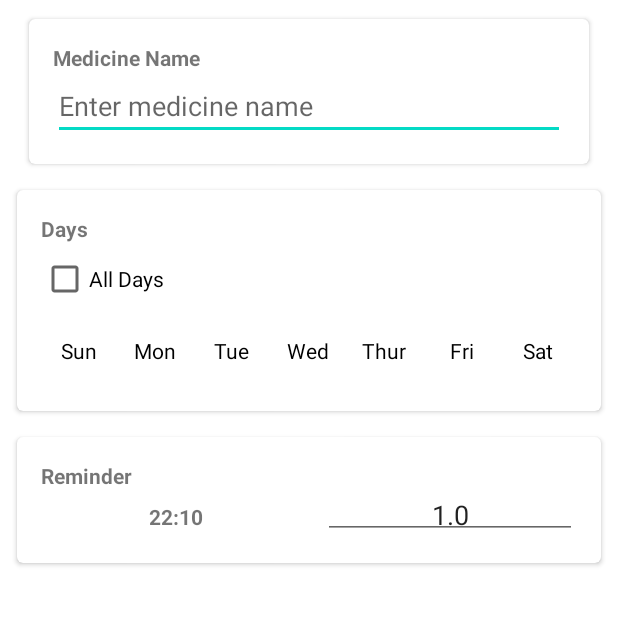
After one commit to abhijith21059/MobileComputingProject, an Android app: the AddMedFragment screen opened directly, with no data from a screen before it, on a phone screen of 412 x 824 dp, the top half of it. The commit adds this screen. Run offline under Robolectric (Android 15) with nearby library versions, the phone set to English and light mode, and no system bars; Roboto replaces fonts that are not available here.

Commit message:
layout of med reminder done

```diff
--- /dev/null
+++ b/app/src/main/java/com/example/mc_project/AddMedFragment.java
@@ -0,0 +1,42 @@
+package com.example.mc_project;
+
+import android.os.Bundle;
+
+import androidx.fragment.app.Fragment;
+
+import android.view.LayoutInflater;
+import android.view.View;
+import android.view.ViewGroup;
+
+
+public class AddMedFragment extends Fragment {
+
+
+
+    public AddMedFragment() {
+        // Required empty public constructor
+    }
+
+
+    public static AddMedFragment newInstance(String param1, String param2) {
+        AddMedFragment fragment = new AddMedFragment();
+        Bundle args = new Bundle();
+
+
+        return fragment;
+    }
+
+    @Override
+    public void onCreate(Bundle savedInstanceState) {
+        super.onCreate(savedInstanceState);
+
+
+    }
+
+    @Override
+    public View onCreateView(LayoutInflater inflater, ViewGroup container,
+                             Bundle savedInstanceState) {
+        // Inflate the layout for this fragment
+        return inflater.inflate(R.layout.fragment_add_med, container, false);
+    }
+}
--- a/app/src/main/java/com/example/mc_project/ReminderActivity.java
+++ b/app/src/main/java/com/example/mc_project/ReminderActivity.java
@@ -1,6 +1,8 @@
 package com.example.mc_project;
 
 import androidx.appcompat.app.AppCompatActivity;
+import androidx.fragment.app.Fragment;
+import androidx.fragment.app.FragmentManager;
 
 import android.os.Bundle;
 import android.widget.TextView;
@@ -11,7 +13,19 @@ public class ReminderActivity extends AppCompatActivity {
     protected void onCreate(Bundle savedInstanceState) {
         super.onCreate(savedInstanceState);
         setContentView(R.layout.activity_reminder);
-        TextView hello = findViewById(R.id.tvReminder);
-        hello.setText("IN REMINDER");
+        //TextView hello = findViewById(R.id.tvReminder);
+        //hello.setText("IN REMINDER");
+
+        //AddMedFragment addMedicineFragment = (AddMedFragment) getSupportFragmentManager();
+        FragmentManager fm = getSupportFragmentManager();
+        Fragment addMedicineFragment = fm.findFragmentById(R.id.fragment_container);
+        //findFragmentById(R.id.fragment_container);
+        if (addMedicineFragment == null) {
+            addMedicineFragment = new AddMedFragment();
+            fm.beginTransaction()
+                    .add(R.id.fragment_container, addMedicineFragment)
+                    .commit();
+        }
+
     }
 }
--- a/app/src/main/res/layout/activity_reminder.xml
+++ b/app/src/main/res/layout/activity_reminder.xml
@@ -1,18 +1,10 @@
 <?xml version="1.0" encoding="utf-8"?>
-<androidx.constraintlayout.widget.ConstraintLayout xmlns:android="http://schemas.android.com/apk/res/android"
-    xmlns:app="http://schemas.android.com/apk/res-auto"
+<FrameLayout xmlns:android="http://schemas.android.com/apk/res/android"
     xmlns:tools="http://schemas.android.com/tools"
     android:layout_width="match_parent"
     android:layout_height="match_parent"
+    android:id="@+id/fragment_container"
     tools:context=".ReminderActivity">
 
-    <TextView
-        android:id="@+id/tvReminder"
-        android:layout_width="wrap_content"
-        android:layout_height="wrap_content"
-        android:text="TextView"
-        app:layout_constraintBottom_toBottomOf="parent"
-        app:layout_constraintEnd_toEndOf="parent"
-        app:layout_constraintStart_toStartOf="parent"
-        app:layout_constraintTop_toTopOf="parent" />
-</androidx.constraintlayout.widget.ConstraintLayout>
+
+</FrameLayout>
--- /dev/null
+++ b/app/src/main/res/layout/fragment_add_med.xml
@@ -0,0 +1,218 @@
+<?xml version="1.0" encoding="utf-8"?>
+<ScrollView xmlns:android="http://schemas.android.com/apk/res/android"
+    xmlns:app="http://schemas.android.com/apk/res-auto"
+    android:layout_width="match_parent"
+    android:layout_height="match_parent"
+    xmlns:tools="http://schemas.android.com/tools"
+    android:orientation="vertical">
+
+    <androidx.constraintlayout.widget.ConstraintLayout
+        android:layout_width="match_parent"
+        android:layout_height="wrap_content"
+        android:layout_margin="8dp"
+        android:orientation="vertical">
+
+<!--        medicine name-->
+        <androidx.cardview.widget.CardView
+            android:layout_width="match_parent"
+            android:layout_height="wrap_content"
+            android:layout_marginStart="8dp"
+            android:layout_marginEnd="8dp"
+            app:cardCornerRadius="4dp"
+            android:id="@+id/mednameCV"
+            app:cardElevation="2dp"
+            app:cardUseCompatPadding="true"
+            app:contentPadding="16dp"
+            app:layout_constraintEnd_toEndOf="parent"
+            app:layout_constraintStart_toStartOf="parent"
+            app:layout_constraintTop_toTopOf="parent">
+
+            <LinearLayout
+                android:layout_width="match_parent"
+                android:layout_height="wrap_content"
+                android:orientation="vertical">
+
+                <TextView
+                    android:layout_width="match_parent"
+                    android:layout_height="wrap_content"
+                    android:text="Medicine Name"
+                    android:textStyle="bold"/>
+
+                <EditText
+                    android:id="@+id/edit_med_name"
+                    android:layout_width="match_parent"
+                    android:layout_height="wrap_content"
+                    android:hint="@string/hint_enter_med_name" />
+
+            </LinearLayout>
+        </androidx.cardview.widget.CardView>
+
+<!--        days-->
+        <androidx.cardview.widget.CardView
+            android:layout_width="match_parent"
+            android:layout_height="wrap_content"
+            android:layout_marginTop="8dp"
+            android:id="@+id/days_CV"
+            app:layout_constraintTop_toBottomOf="@+id/mednameCV"
+            app:layout_constraintLeft_toLeftOf="parent"
+            app:layout_constraintRight_toRightOf="parent"
+            app:cardCornerRadius="4dp"
+            app:cardElevation="2dp"
+            app:cardUseCompatPadding="true"
+            app:contentPadding="16dp">
+
+            <LinearLayout
+                android:layout_width="match_parent"
+                android:layout_height="match_parent"
+                android:orientation="vertical">
+
+                <TextView
+                    android:layout_width="match_parent"
+                    android:layout_height="wrap_content"
+                    android:text="Days"
+                    android:textStyle="bold"/>
+
+
+                <androidx.appcompat.widget.AppCompatCheckBox
+                    android:id="@+id/every_day"
+                    android:layout_width="wrap_content"
+                    android:layout_height="wrap_content"
+                    android:text="All Days" />
+
+                <LinearLayout
+                    android:id="@+id/checkbox_layout"
+                    android:layout_width="match_parent"
+                    android:layout_height="wrap_content"
+                    android:orientation="horizontal"
+                    android:weightSum="7">
+
+                    <CheckBox
+                        android:id="@+id/dv_sunday"
+                        android:layout_width="40dp"
+                        android:layout_height="40dp"
+                        android:layout_margin="4dp"
+                        android:layout_weight="1"
+                        android:button="@null"
+                        android:gravity="center"
+                        android:text="Sun" />
+
+                    <CheckBox
+                        android:id="@+id/dv_monday"
+                        android:layout_width="40dp"
+                        android:layout_height="40dp"
+                        android:layout_margin="4dp"
+                        android:layout_weight="1"
+                        android:button="@null"
+                        android:gravity="center"
+                        android:text="Mon" />
+
+
+                    <CheckBox
+                        android:id="@+id/dv_tuesday"
+                        android:layout_width="40dp"
+                        android:layout_height="40dp"
+                        android:layout_margin="4dp"
+                        android:layout_weight="1"
+                        android:button="@null"
+                        android:gravity="center"
+                        android:text="Tue" />
+
+                    <CheckBox
+                        android:id="@+id/dv_wednesday"
+                        android:layout_width="40dp"
+                        android:layout_height="40dp"
+                        android:layout_margin="4dp"
+                        android:layout_weight="1"
+                        android:button="@null"
+                        android:gravity="center"
+                        android:text="Wed" />
+
+                    <CheckBox
+                        android:id="@+id/dv_thursday"
+                        android:layout_width="40dp"
+                        android:layout_height="40dp"
+                        android:layout_margin="4dp"
+                        android:layout_weight="1"
+                        android:button="@null"
+                        android:gravity="center"
+                        android:text="Thur" />
+
+                    <CheckBox
+                        android:id="@+id/dv_friday"
+                        android:layout_width="40dp"
+                        android:layout_height="40dp"
+                        android:layout_margin="4dp"
+                        android:layout_weight="1"
+                        android:button="@null"
+                        android:gravity="center"
+                        android:text="Fri" />
+
+
+                    <CheckBox
+                        android:id="@+id/dv_saturday"
+                        android:layout_width="40dp"
+                        android:layout_height="40dp"
+                        android:layout_margin="4dp"
+                        android:layout_weight="1"
+                        android:button="@null"
+                        android:gravity="center"
+                        android:text="Sat" />
+                </LinearLayout>
+            </LinearLayout>
+
+        </androidx.cardview.widget.CardView>
+
+        <androidx.cardview.widget.CardView
+            android:layout_width="match_parent"
+            android:layout_height="wrap_content"
+            app:layout_constraintTop_toBottomOf="@+id/days_CV"
+            app:layout_constraintBottom_toBottomOf="parent"
+            android:id="@+id/TimeCV"
+            android:layout_marginTop="8dp"
+            app:cardCornerRadius="4dp"
+            app:cardElevation="2dp"
+            app:cardUseCompatPadding="true"
+            app:contentPadding="@dimen/sixteen_dp">
+
+            <LinearLayout
+                android:layout_width="match_parent"
+                android:layout_height="match_parent"
+                android:orientation="vertical">
+
+                <TextView
+                    android:layout_width="match_parent"
+                    android:layout_height="wrap_content"
+                    android:textStyle="bold"
+                    android:text="Reminder" />
+
+                <LinearLayout
+                    android:layout_width="match_parent"
+                    android:layout_height="wrap_content"
+                    android:orientation="horizontal">
+
+                    <TextView
+                        android:id="@+id/tv_medicine_time"
+                        android:layout_width="wrap_content"
+                        android:layout_height="wrap_content"
+                        android:layout_weight="1"
+                        android:gravity="center"
+                        android:padding="@dimen/four_dp"
+                        android:textStyle="bold"
+                        android:text="22:10" />
+
+                    <EditText
+                        android:id="@+id/tv_dose_quantity"
+                        android:layout_width="wrap_content"
+                        android:layout_height="wrap_content"
+                        android:layout_marginLeft="8dp"
+                        android:layout_marginStart="8dp"
+                        android:layout_weight="1"
+                        android:gravity="center"
+                        android:padding="@dimen/four_dp"
+                        android:text="1.0" />
+
+                </LinearLayout>
+            </LinearLayout>
+        </androidx.cardview.widget.CardView>
+    </androidx.constraintlayout.widget.ConstraintLayout>
+</ScrollView>
--- /dev/null
+++ b/app/src/main/res/values/dimens.xml
@@ -0,0 +1,5 @@
+<?xml version="1.0" encoding="utf-8"?>
+<resources>
+    <dimen name="sixteen_dp">16dp</dimen>
+    <dimen name="four_dp">4dp</dimen>
+</resources>
--- a/app/src/main/res/values/strings.xml
+++ b/app/src/main/res/values/strings.xml
@@ -20,4 +20,5 @@
     <!-- TODO: Remove or change this placeholder text -->
     <string name="hello_blank_fragment">Hello blank fragment</string>
     <string name="create_an_account_register_here">Create an account? Register here</string>
+    <string name="hint_enter_med_name">Enter medicine name</string>
 </resources>
```
